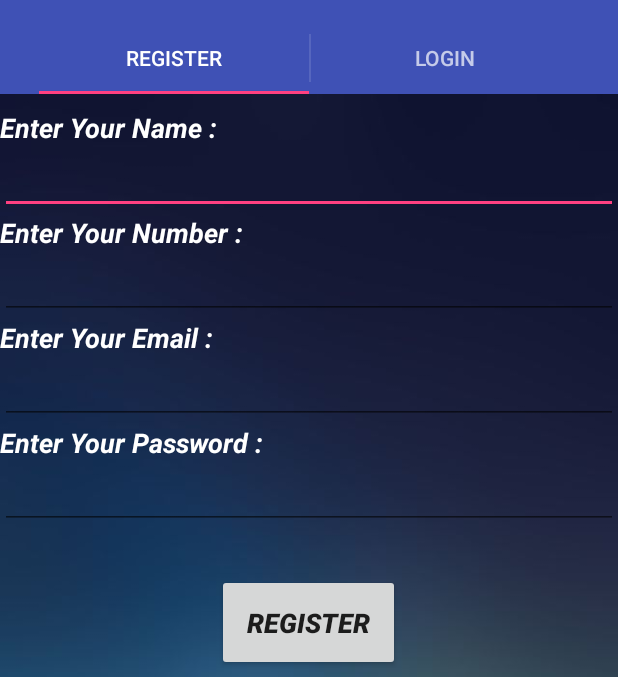
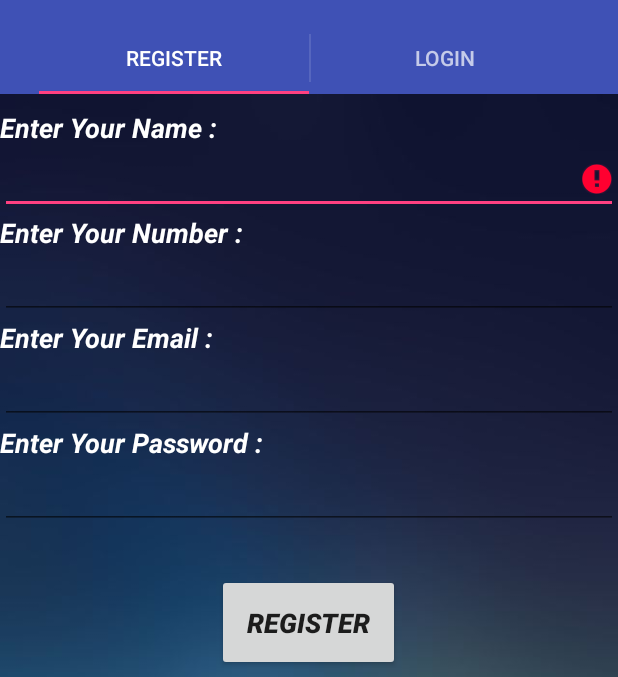
Before and after one commit to akashgithub7/My_PG_Finder, an Android app: the screen it shows after launch (User_Info_Page), in the options menu, after a tap on "Home", on a phone screen of 412 x 824 dp, the part 62-739 px from its top. Run offline under Robolectric (Android 15) with nearby library versions, the phone set to English and light mode, and no system bars.

Commit message:
Make validation in  User Register   form..

```diff
--- a/app/build.gradle
+++ b/app/build.gradle
@@ -20,10 +20,13 @@ android {
 }
 
 dependencies {
-    compile fileTree(dir: 'libs', include: ['*.jar'])
+    compile fileTree(include: ['*.jar'], dir: 'libs')
     androidTestCompile('com.android.support.test.espresso:espresso-core:2.2.2', {
         exclude group: 'com.android.support', module: 'support-annotations'
     })
     compile 'com.android.support:appcompat-v7:23.4.0'
     testCompile 'junit:junit:4.12'
+    compile files('libs/activation.jar')
+    compile files('libs/additionnal.jar')
+    compile files('libs/mail.jar')
 }
--- a/app/src/main/java/com/mymindakash/my_pg_finder/fragments/User_Register_Form.java
+++ b/app/src/main/java/com/mymindakash/my_pg_finder/fragments/User_Register_Form.java
@@ -1,16 +1,18 @@
 package com.mymindakash.my_pg_finder.fragments;
 
+import android.app.Activity;
 import android.os.Bundle;
 import android.support.annotation.Nullable;
 import android.support.v4.app.Fragment;
 import android.view.LayoutInflater;
-import android.view.Menu;
-import android.view.MenuItem;
 import android.view.View;
 import android.view.ViewGroup;
-import android.widget.Toast;
+import android.widget.Button;
+import android.widget.EditText;
+
 
 import com.mymindakash.my_pg_finder.R;
+
 
 /**
  * Created by Vikram on 12/3/2016.
@@ -18,10 +20,39 @@ import com.mymindakash.my_pg_finder.R;
 
 public class User_Register_Form extends Fragment {
 
+    private EditText etName,etNumber,etPassword,etEmail;
+    private Button btnRegister;
+
     @Nullable
     @Override
     public View onCreateView(LayoutInflater inflater, @Nullable ViewGroup container, @Nullable Bundle savedInstanceState) {
-        return inflater.inflate(R.layout.user_register_form,container,false);
+       View view=inflater.inflate(R.layout.user_register_form,container,false);
+        etName= (EditText) view.findViewById(R.id.etName);
+        etNumber= (EditText) view.findViewById(R.id.etNumber);
+        etEmail= (EditText) view.findViewById(R.id.etEmail);
+        etPassword= (EditText) view.findViewById(R.id.etPassword);
+        btnRegister= (Button) view.findViewById(R.id.btnRegister);
+        btnRegister.setOnClickListener(new View.OnClickListener() {
+            @Override
+            public void onClick(View v) {
+                if(etName.getText().toString().equals("")){
+                    etName.setError("error");
+                }else if(etNumber.getText().toString().equals("")){
+                    etNumber.setError("error");
+                }else  if(etEmail.getText().toString().equals("")){
+                    etEmail.setError("error");
+                }else  if(etPassword.getText().toString().equals("")){
+                    etPassword.setError("error");
+                }else {
+                    etName.setText("");
+                    etNumber.setText("");
+                    etEmail.setText("");
+                    etPassword.setText("");
+
+                }
+            }
+        });
+        return view;
     }
 
 }
--- a/app/src/main/res/layout/user_login_form.xml
+++ b/app/src/main/res/layout/user_login_form.xml
@@ -20,11 +20,11 @@
         android:layout_width="match_parent"
         android:layout_height="wrap_content"
         android:inputType="textEmailAddress"
-        android:ems="10"
         android:id="@+id/etLoginEmail"
         android:textSize="18sp"
         android:textStyle="normal|bold|italic"
-        android:textColor="@android:color/white"/>
+        android:textColor="@android:color/white"
+        android:textAlignment="center"/>
 
     <TextView
         android:id="@+id/tvUserPassword"
--- a/app/src/main/res/layout/user_register_form.xml
+++ b/app/src/main/res/layout/user_register_form.xml
@@ -61,7 +61,7 @@
         android:layout_height="wrap_content"
         android:inputType="textEmailAddress"
         android:ems="10"
-        android:id="@+id/editText"
+        android:id="@+id/etEmail"
         android:textSize="18sp"
         android:textStyle="normal|bold|italic"
         android:textColor="@android:color/white"/>
```
Also changed, not shown: app/src/main/java/com/mymindakash/my_pg_finder/mailsend/MailConfiguration.java (added, +11 -0 lines), app/src/main/java/com/mymindakash/my_pg_finder/mailsend/SendMail.java (added, +104 -0 lines), app/libs/activation.jar (added), app/libs/additionnal.jar (added), app/libs/mail.jar (added).
